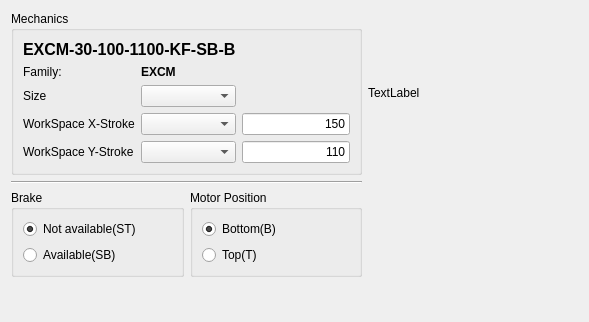
Before: the Qt Designer form source/wnd/h2configuration.ui in ww4u/mct-t4, drawn with Qt 5.
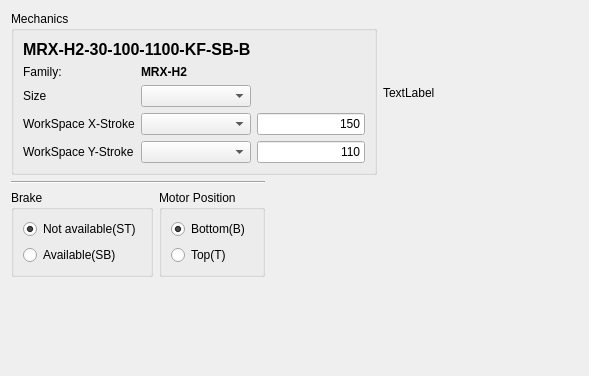
After: the same form once the commit is applied.

```diff
--- a/source/wnd/h2configuration.ui
+++ b/source/wnd/h2configuration.ui
@@ -7,7 +7,7 @@
     <x>0</x>
     <y>0</y>
     <width>589</width>
-    <height>322</height>
+    <height>376</height>
    </rect>
   </property>
   <property name="baseSize">
@@ -76,7 +76,7 @@
          </font>
         </property>
         <property name="text">
-         <string>EXCM-30-100-1100-KF-SB-B</string>
+         <string>MRX-H2-30-100-1100-KF-SB-B</string>
         </property>
        </widget>
       </item>
@@ -99,7 +99,7 @@
          </font>
         </property>
         <property name="text">
-         <string>EXCM</string>
+         <string>MRX-H2</string>
         </property>
        </widget>
       </item>
@@ -178,42 +178,6 @@
    </item>
    <item row="1" column="0">
     <layout class="QGridLayout" name="gridLayout">
-     <item row="0" column="0" colspan="2">
-      <widget class="Line" name="line">
-       <property name="orientation">
-        <enum>Qt::Horizontal</enum>
-       </property>
-      </widget>
-     </item>
-     <item row="1" column="0">
-      <widget class="QGroupBox" name="groupBox">
-       <property name="title">
-        <string>Brake</string>
-       </property>
-       <layout class="QVBoxLayout" name="verticalLayout">
-        <item>
-         <widget class="QRadioButton" name="radioButton_st">
-          <property name="text">
-           <string>Not available(ST)</string>
-          </property>
-          <property name="checked">
-           <bool>true</bool>
-          </property>
-         </widget>
-        </item>
-        <item>
-         <widget class="QRadioButton" name="radioButton_sb">
-          <property name="text">
-           <string>Available(SB)</string>
-          </property>
-          <property name="checked">
-           <bool>false</bool>
-          </property>
-         </widget>
-        </item>
-       </layout>
-      </widget>
-     </item>
      <item row="1" column="1">
       <widget class="QGroupBox" name="groupBox_2">
        <property name="title">
@@ -240,6 +204,55 @@
        </layout>
       </widget>
      </item>
+     <item row="1" column="0">
+      <widget class="QGroupBox" name="groupBox_brake">
+       <property name="title">
+        <string>Brake</string>
+       </property>
+       <layout class="QVBoxLayout" name="verticalLayout">
+        <item>
+         <widget class="QRadioButton" name="radioButton_st">
+          <property name="text">
+           <string>Not available(ST)</string>
+          </property>
+          <property name="checked">
+           <bool>true</bool>
+          </property>
+         </widget>
+        </item>
+        <item>
+         <widget class="QRadioButton" name="radioButton_sb">
+          <property name="text">
+           <string>Available(SB)</string>
+          </property>
+          <property name="checked">
+           <bool>false</bool>
+          </property>
+         </widget>
+        </item>
+       </layout>
+      </widget>
+     </item>
+     <item row="0" column="0" colspan="2">
+      <widget class="Line" name="line">
+       <property name="orientation">
+        <enum>Qt::Horizontal</enum>
+       </property>
+      </widget>
+     </item>
+     <item row="1" column="2">
+      <spacer name="horizontalSpacer">
+       <property name="orientation">
+        <enum>Qt::Horizontal</enum>
+       </property>
+       <property name="sizeHint" stdset="0">
+        <size>
+         <width>40</width>
+         <height>20</height>
+        </size>
+       </property>
+      </spacer>
+     </item>
     </layout>
    </item>
    <item row="2" column="0">
```
